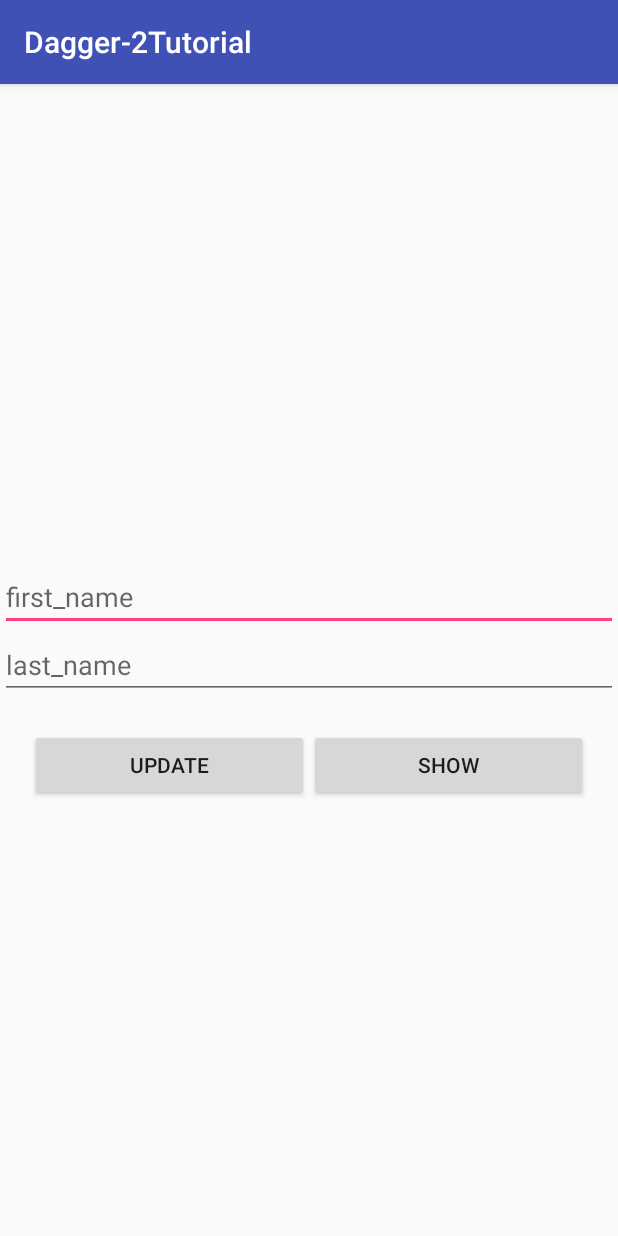
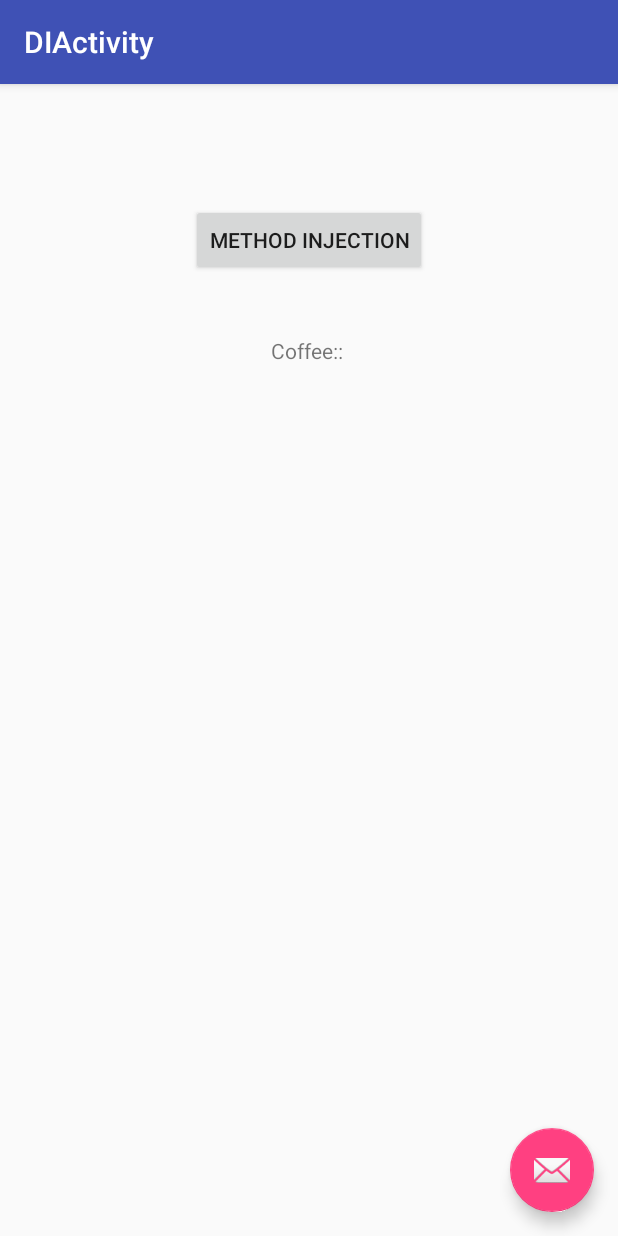
Before and after one commit to anjandebnath/Dagger2Detail, an Android app: the screen it shows after launch (MVPUIActivity before the commit, DIActivity after it), on a phone screen of 412 x 824 dp. Run offline under Robolectric (Android 15) with nearby library versions, the phone set to English and light mode, and no system bars; our stand-ins replace Dagger/Hilt's generated code.

Commit message:
method injection

```diff
--- a/app/build.gradle
+++ b/app/build.gradle
@@ -22,6 +22,7 @@
     implementation fileTree(dir: 'libs', include: ['*.jar'])
     implementation 'com.android.support:appcompat-v7:26.1.0'
     implementation 'com.android.support.constraint:constraint-layout:1.0.2'
+    implementation 'com.android.support:design:26.1.0'
     testImplementation 'junit:junit:4.12'
 
     // required if you want to use Mockito for unit tests
--- a/app/src/main/java/com/user06/dagger_2tutorial/coffeehelper_dagger2/CoffeeBrewer.java
+++ b/app/src/main/java/com/user06/dagger_2tutorial/coffeehelper_dagger2/CoffeeBrewer.java
@@ -21,10 +21,12 @@
         this.waterHeater = new WaterHeater(this.water);
     }
 
-    public void brewCoffee(){
+    public void brewCoffee(CoffeeCallback coffeeCallback){
         waterHeater.on();
         waterHeater.off();
-        Log.d(TAG, "Water:: " + water.isWaterHot() + "Flavor:: "+coffee.getFlavor());
+        Log.d(TAG, "Flavor:: "+coffee.getFlavor());
         Log.d(TAG, "----------- Coffee is ready to be served ---------------------");
+        String status = "Flavor:: "+coffee.getFlavor();
+        coffeeCallback.coffeeStatus(status);
     }
 }
--- /dev/null
+++ b/app/src/main/java/com/user06/dagger_2tutorial/coffeehelper_dagger2/CoffeeCallback.java
@@ -0,0 +1,9 @@
+package com.user06.dagger_2tutorial.coffeehelper_dagger2;
+
+/**
+ * Created by Anjan Debnath on 8/7/2018.
+ * Copyright (c) 2018, W3 Engineers Ltd. All rights reserved.
+ */
+public interface CoffeeCallback {
+    void coffeeStatus(String status);
+}
--- /dev/null
+++ b/app/src/main/java/com/user06/dagger_2tutorial/coffeehelper_dagger2/DIActivity.java
@@ -0,0 +1,55 @@
+package com.user06.dagger_2tutorial.coffeehelper_dagger2;
+
+import android.os.Bundle;
+import android.support.design.widget.FloatingActionButton;
+import android.support.design.widget.Snackbar;
+import android.support.v7.app.AppCompatActivity;
+import android.support.v7.widget.Toolbar;
+import android.view.View;
+import android.widget.Button;
+import android.widget.TextView;
+
+import com.user06.dagger_2tutorial.R;
+
+public class DIActivity extends AppCompatActivity implements CoffeeCallback{
+
+    Button dependencyInjectionButton;
+    TextView showText;
+
+
+    @Override
+    protected void onCreate(Bundle savedInstanceState) {
+        super.onCreate(savedInstanceState);
+        setContentView(R.layout.activity_di);
+        Toolbar toolbar = (Toolbar) findViewById(R.id.toolbar);
+        setSupportActionBar(toolbar);
+
+        dependencyInjectionButton = findViewById(R.id.button2);
+        showText = findViewById(R.id.textView2);
+        showText.setText("Coffee:: \n");
+        dependencyInjectionButton.setOnClickListener(new View.OnClickListener() {
+            @Override
+            public void onClick(View v) {
+                ResturantAMethodInjection resturantAConstructorInjection = new ResturantAMethodInjection();
+                resturantAConstructorInjection.brewCoffee(DIActivity.this);
+            }
+        });
+
+
+
+
+        FloatingActionButton fab = (FloatingActionButton) findViewById(R.id.fab);
+        fab.setOnClickListener(new View.OnClickListener() {
+            @Override
+            public void onClick(View view) {
+                Snackbar.make(view, "Replace with your own action", Snackbar.LENGTH_LONG)
+                        .setAction("Action", null).show();
+            }
+        });
+    }
+
+    @Override
+    public void coffeeStatus(String status) {
+        showText.append(status +" ");
+    }
+}
--- a/app/src/main/java/com/user06/dagger_2tutorial/coffeehelper_dagger2/ResturantAMethodInjection.java
+++ b/app/src/main/java/com/user06/dagger_2tutorial/coffeehelper_dagger2/ResturantAMethodInjection.java
@@ -41,7 +41,7 @@
         coffeeComponent.provideCoffee(this);
     }
 
-    public void brewCoffee(){
-        coffeeBrewer.brewCoffee();
+    public void brewCoffee(CoffeeCallback coffeeCallback){
+        coffeeBrewer.brewCoffee(coffeeCallback);
     }
 }
--- /dev/null
+++ b/app/src/main/res/layout/activity_di.xml
@@ -0,0 +1,33 @@
+<?xml version="1.0" encoding="utf-8"?>
+<android.support.design.widget.CoordinatorLayout xmlns:android="http://schemas.android.com/apk/res/android"
+    xmlns:app="http://schemas.android.com/apk/res-auto"
+    xmlns:tools="http://schemas.android.com/tools"
+    android:layout_width="match_parent"
+    android:layout_height="match_parent"
+    tools:context=".coffeehelper_dagger2.DIActivity">
+
+    <android.support.design.widget.AppBarLayout
+        android:layout_width="match_parent"
+        android:layout_height="wrap_content"
+        android:theme="@style/AppTheme.AppBarOverlay">
+
+        <android.support.v7.widget.Toolbar
+            android:id="@+id/toolbar"
+            android:layout_width="match_parent"
+            android:layout_height="?attr/actionBarSize"
+            android:background="?attr/colorPrimary"
+            app:popupTheme="@style/AppTheme.PopupOverlay" />
+
+    </android.support.design.widget.AppBarLayout>
+
+    <include layout="@layout/content_di" />
+
+    <android.support.design.widget.FloatingActionButton
+        android:id="@+id/fab"
+        android:layout_width="wrap_content"
+        android:layout_height="wrap_content"
+        android:layout_gravity="bottom|end"
+        android:layout_margin="@dimen/fab_margin"
+        app:srcCompat="@android:drawable/ic_dialog_email" />
+
+</android.support.design.widget.CoordinatorLayout>
--- /dev/null
+++ b/app/src/main/res/layout/content_di.xml
@@ -0,0 +1,30 @@
+<?xml version="1.0" encoding="utf-8"?>
+<android.support.constraint.ConstraintLayout xmlns:android="http://schemas.android.com/apk/res/android"
+    xmlns:app="http://schemas.android.com/apk/res-auto"
+    xmlns:tools="http://schemas.android.com/tools"
+    android:layout_width="match_parent"
+    android:layout_height="match_parent"
+    app:layout_behavior="@string/appbar_scrolling_view_behavior"
+    tools:context=".coffeehelper_dagger2.DIActivity"
+    tools:showIn="@layout/activity_di">
+
+    <Button
+        android:id="@+id/button2"
+        android:layout_width="wrap_content"
+        android:layout_height="wrap_content"
+        android:layout_marginTop="80dp"
+        android:text="Method Injection"
+        app:layout_constraintEnd_toEndOf="parent"
+        app:layout_constraintStart_toStartOf="parent"
+        app:layout_constraintTop_toTopOf="parent" />
+
+    <TextView
+        android:id="@+id/textView2"
+        android:layout_width="wrap_content"
+        android:layout_height="wrap_content"
+        android:layout_marginTop="40dp"
+        tools:text="hello world"
+        app:layout_constraintEnd_toEndOf="parent"
+        app:layout_constraintStart_toStartOf="parent"
+        app:layout_constraintTop_toBottomOf="@+id/button2" />
+</android.support.constraint.ConstraintLayout>
--- /dev/null
+++ b/app/src/main/res/values/dimens.xml
@@ -0,0 +1,3 @@
+<resources>
+    <dimen name="fab_margin">16dp</dimen>
+</resources>
--- a/app/src/main/res/values/strings.xml
+++ b/app/src/main/res/values/strings.xml
@@ -1,3 +1,4 @@
 <resources>
     <string name="app_name">Dagger-2Tutorial</string>
+    <string name="title_activity_di">DIActivity</string>
 </resources>
--- a/app/src/main/res/values/styles.xml
+++ b/app/src/main/res/values/styles.xml
@@ -8,4 +8,13 @@
         <item name="colorAccent">@color/colorAccent</item>
     </style>
 
+    <style name="AppTheme.NoActionBar">
+        <item name="windowActionBar">false</item>
+        <item name="windowNoTitle">true</item>
+    </style>
+
+    <style name="AppTheme.AppBarOverlay" parent="ThemeOverlay.AppCompat.Dark.ActionBar" />
+
+    <style name="AppTheme.PopupOverlay" parent="ThemeOverlay.AppCompat.Light" />
+
 </resources>
```
Also changed, not shown: app/src/main/AndroidManifest.xml (+9 -0 lines), app/src/main/java/com/user06/dagger_2tutorial/coffeehelper_dagger2/Coffee.java (+15 -1 lines).
